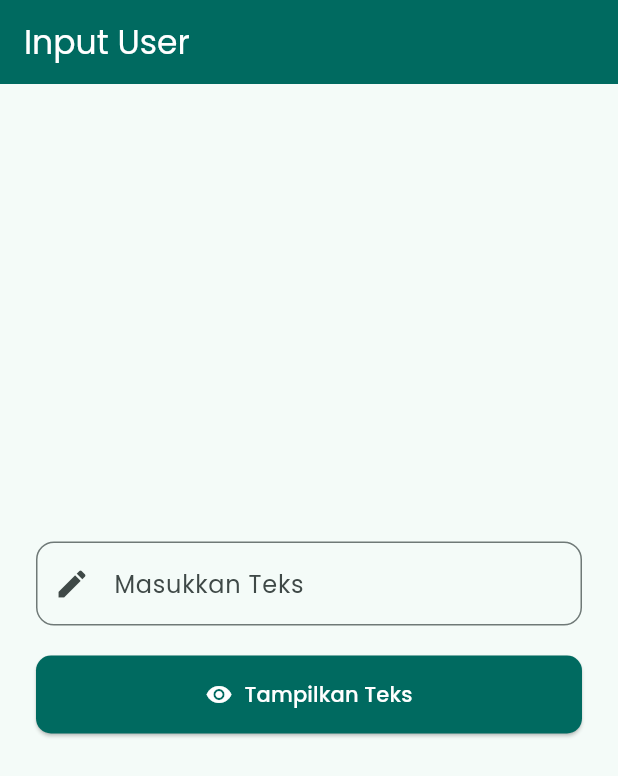
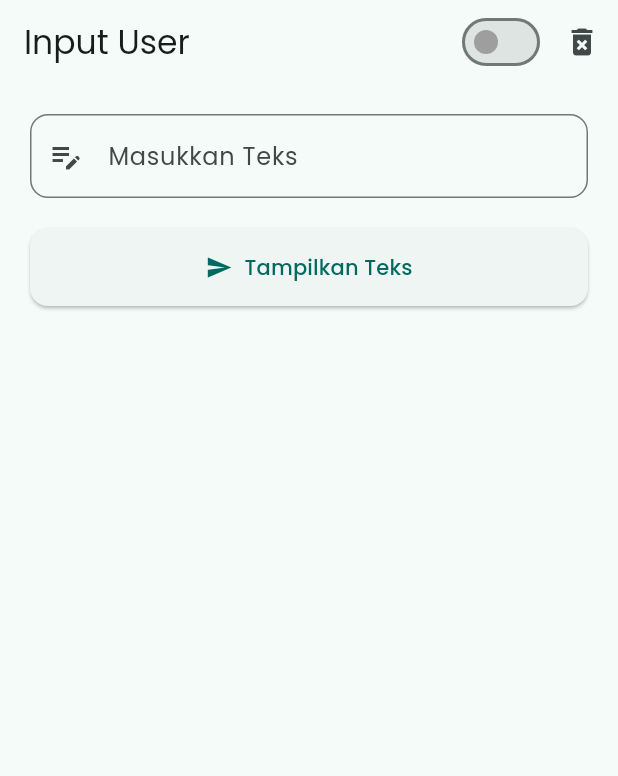
Before and after one commit to ayuarista/learn_stateful_widget, a Flutter app: the screen it shows after launch, after a tap on "Tampilkan Teks", on a phone screen of 412 x 824 dp. Shown: the top 776 px of the screen. Run offline on Flutter 3.47's test engine with Material 3 defaults, Android fonts, the phone set to English and light mode, and no system bars; our stand-ins replace google_fonts, shared_preferences.

Commit message:
implement theme toggle and persistent text storage with shared preferences

```diff
--- a/lib/main.dart
+++ b/lib/main.dart
@@ -1,106 +1,177 @@
 import 'package:flutter/material.dart';
 import 'package:google_fonts/google_fonts.dart';
+import 'package:shared_preferences/shared_preferences.dart';
 
 void main() {
   runApp(const MyApp());
 }
 
-class MyApp extends StatelessWidget {
+class MyApp extends StatefulWidget {
   const MyApp({super.key});
+
+  @override
+  State<MyApp> createState() => _MyAppState();
+}
+
+class _MyAppState extends State<MyApp> {
+  ThemeMode _themeMode = ThemeMode.system;
+
+  void toggleTheme(bool isDarkMode) {
+    setState(() {
+      _themeMode = isDarkMode ? ThemeMode.dark : ThemeMode.light;
+    });
+  }
 
   @override
   Widget build(BuildContext context) {
     return MaterialApp(
       title: 'Contoh Input User',
-      themeMode: ThemeMode.system,
+      debugShowCheckedModeBanner: false,
+      themeMode: _themeMode,
       theme: ThemeData(
         brightness: Brightness.light,
+        useMaterial3: true,
         colorScheme: ColorScheme.fromSeed(seedColor: Colors.teal),
-        useMaterial3: true,
         textTheme: GoogleFonts.poppinsTextTheme(),
       ),
       darkTheme: ThemeData(
         brightness: Brightness.dark,
+        useMaterial3: true,
         colorScheme: ColorScheme.fromSeed(seedColor: Colors.teal, brightness: Brightness.dark),
-        useMaterial3: true,
         textTheme: GoogleFonts.poppinsTextTheme(ThemeData.dark().textTheme),
       ),
-      home: const UserInputPage(),
+      home: UserInputPage(onToggleTheme: toggleTheme, themeMode: _themeMode),
     );
   }
 }
 
 class UserInputPage extends StatefulWidget {
-  const UserInputPage({super.key});
+  final void Function(bool) onToggleTheme;
+  final ThemeMode themeMode;
+
+  const UserInputPage({super.key, required this.onToggleTheme, required this.themeMode});
 
   @override
   State<UserInputPage> createState() => _UserInputPageState();
 }
 
-class _UserInputPageState extends State<UserInputPage> with SingleTickerProviderStateMixin {
-  String _inputText = '';
+class _UserInputPageState extends State<UserInputPage> {
+  final TextEditingController _controller = TextEditingController();
   String _displayText = '';
-  bool _isVisible = false;
+  List<String> _history = [];
+
+  @override
+  void initState() {
+    super.initState();
+    _loadSavedText();
+  }
+
+  Future<void> _loadSavedText() async {
+    final prefs = await SharedPreferences.getInstance();
+    final savedText = prefs.getString('saved_text') ?? '';
+    final savedHistory = prefs.getStringList('history') ?? [];
+    setState(() {
+      _displayText = savedText;
+      _controller.text = savedText;
+      _history = savedHistory;
+    });
+  }
+
+  Future<void> _saveText(String text) async {
+    final prefs = await SharedPreferences.getInstance();
+    await prefs.setString('saved_text', text);
+    if (!_history.contains(text) && text.trim().isNotEmpty) {
+      _history.add(text);
+      await prefs.setStringList('history', _history);
+    }
+    _showSnackbar('Teks berhasil disimpan!');
+  }
+
+  Future<void> _reset() async {
+    final prefs = await SharedPreferences.getInstance();
+    await prefs.remove('saved_text');
+    await prefs.remove('history');
+    setState(() {
+      _controller.clear();
+      _displayText = '';
+      _history.clear();
+    });
+    _showSnackbar('Data berhasil direset.');
+  }
+
+  void _showText() {
+    final input = _controller.text.trim();
+    if (input.isNotEmpty) {
+      setState(() {
+        _displayText = input;
+      });
+      _saveText(input);
+    }
+  }
+
+  void _showSnackbar(String message) {
+    ScaffoldMessenger.of(context).showSnackBar(
+      SnackBar(
+        content: Text(message, style: const TextStyle(fontSize: 16)),
+        behavior: SnackBarBehavior.floating,
+        backgroundColor: Theme.of(context).colorScheme.primary,
+      ),
+    );
+  }
+
+  void _toggleTheme(bool value) {
+    widget.onToggleTheme(value);
+  }
 
   @override
   Widget build(BuildContext context) {
+    final isDarkMode = widget.themeMode == ThemeMode.dark;
+
     return Scaffold(
       appBar: AppBar(
         title: const Text('Input User'),
-        backgroundColor: Theme.of(context).colorScheme.primary,
-        foregroundColor: Colors.white,
+        actions: [
+          Switch(
+            value: isDarkMode,
+            onChanged: _toggleTheme,
+            activeColor: Colors.amber,
+            inactiveThumbColor: Colors.grey,
           ),
-      body: Center(
-        child: Padding(
-          padding: const EdgeInsets.symmetric(horizontal: 24.0, vertical: 16.0),
-          child: Column(
-            mainAxisAlignment: MainAxisAlignment.center,
+          IconButton(
+            onPressed: _reset,
+            icon: const Icon(Icons.delete_forever),
+            tooltip: 'Reset Semua',
+          ),
+        ],
+      ),
+      body: Padding(
+        padding: const EdgeInsets.all(20),
+        child: ListView(
           children: [
             TextField(
-                onChanged: (value) {
-                  _inputText = value;
-                },
+              controller: _controller,
               decoration: InputDecoration(
                 labelText: 'Masukkan Teks',
-                  border: OutlineInputBorder(
-                    borderRadius: BorderRadius.circular(12),
-                  ),
-                  prefixIcon: const Icon(Icons.edit),
+                border: OutlineInputBorder(borderRadius: BorderRadius.circular(12)),
+                prefixIcon: const Icon(Icons.edit_note),
               ),
             ),
             const SizedBox(height: 20),
-              SizedBox(
-                width: double.infinity,
-                child: ElevatedButton.icon(
-                  onPressed: () {
-                    setState(() {
-                      _displayText = _inputText;
-                      _isVisible = true;
-                    });
-                  },
-                  icon: const Icon(Icons.visibility),
+            ElevatedButton.icon(
+              onPressed: _showText,
+              icon: const Icon(Icons.send),
               label: const Text('Tampilkan Teks'),
               style: ElevatedButton.styleFrom(
-                    backgroundColor: Theme.of(context).colorScheme.primary,
-                    foregroundColor: Colors.white,
                 padding: const EdgeInsets.symmetric(vertical: 16),
-                    shape: RoundedRectangleBorder(
-                      borderRadius: BorderRadius.circular(10),
-                    ),
-                  ),
+                shape: RoundedRectangleBorder(borderRadius: BorderRadius.circular(12)),
               ),
             ),
             const SizedBox(height: 30),
-              AnimatedOpacity(
-                opacity: _isVisible ? 1.0 : 0.0,
-                duration: const Duration(milliseconds: 500),
-                child: _displayText.isNotEmpty
-                    ? Card(
+            if (_displayText.isNotEmpty)
+              Card(
                 elevation: 3,
                 color: Theme.of(context).colorScheme.surfaceVariant,
-                        shape: RoundedRectangleBorder(
-                          borderRadius: BorderRadius.circular(12),
-                        ),
+                shape: RoundedRectangleBorder(borderRadius: BorderRadius.circular(12)),
                 child: Padding(
                   padding: const EdgeInsets.all(16.0),
                   child: Text(
@@ -108,11 +179,20 @@ class _UserInputPageState extends State<UserInputPage> with SingleTickerProvider
                     style: const TextStyle(fontSize: 18),
                   ),
                 ),
-                      )
-                    : const SizedBox.shrink(),
               ),
+            const SizedBox(height: 30),
+            if (_history.isNotEmpty) ...[
+              Text(
+                'Riwayat Teks:',
+                style: Theme.of(context).textTheme.titleMedium,
+              ),
+              const SizedBox(height: 10),
+              ..._history.reversed.map((text) => ListTile(
+                    leading: const Icon(Icons.history),
+                    title: Text(text),
+                  )),
+            ]
           ],
-          ),
         ),
       ),
     );
```
Lines whose indentation alone changed are shown as unchanged.
